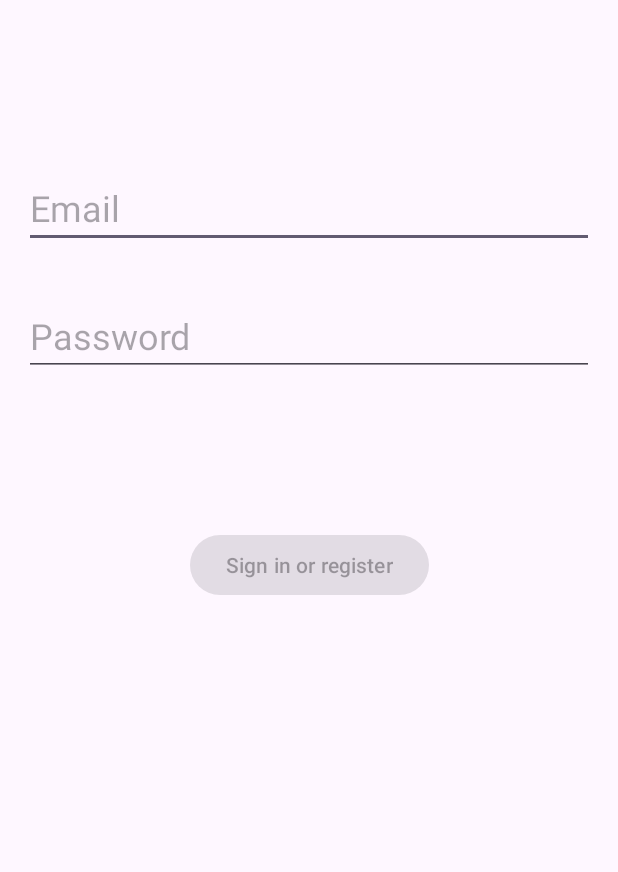
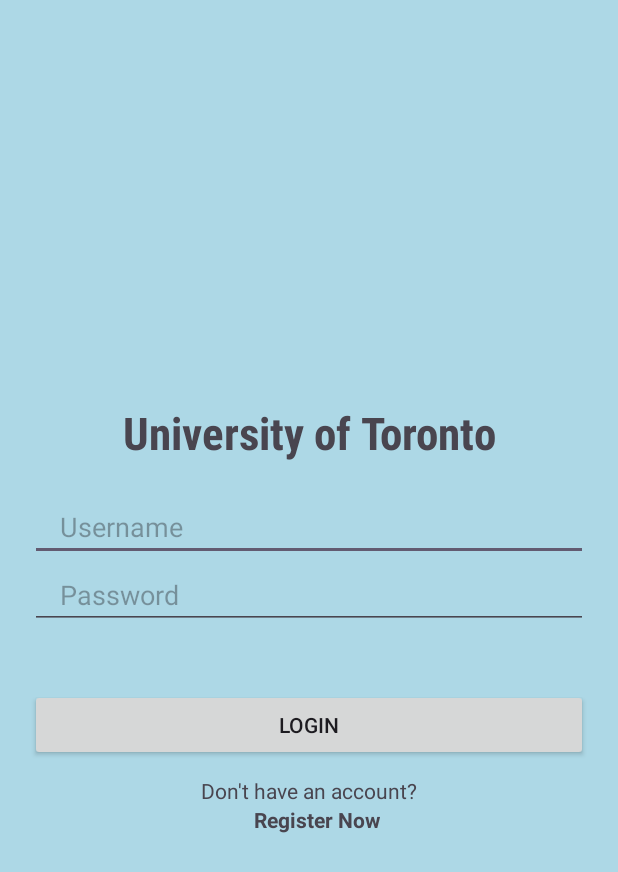
Before and after one commit to davidqu921/B07FinalProject, an Android app: the layout activity_login.xml on its own in the app's theme, with its tools: preview values and no code run, on a phone screen of 412 x 824 dp. Shown: the top 872 px of the screen. Run offline under Robolectric (Android 15) with nearby library versions, the phone set to English and light mode, and no system bars.

Commit message:
Modify Login Page

```diff
--- a/B07ProjectApp/app/src/main/java/com/example/b07projectapp/MainActivity.java
+++ b/B07ProjectApp/app/src/main/java/com/example/b07projectapp/MainActivity.java
@@ -24,6 +24,10 @@
         startActivity(intent);
     }
 
+    public void onClickStudentLogin(View view){
+        Intent intent = new Intent(getApplicationContext(), Login.class);
+        startActivity(intent);
+    }
 //    public void onClickAdminSignUp(View view) {
 //        Intent intent = new Intent(getApplicationContext(), SignUpAdmin.class);
 //        startActivity(intent);
--- a/B07ProjectApp/app/src/main/java/com/example/b07projectapp/SignUpStudent.java
+++ b/B07ProjectApp/app/src/main/java/com/example/b07projectapp/SignUpStudent.java
@@ -45,6 +45,10 @@
                     ref.child("students").child(username).child("username").setValue(username);
                     ref.child("students").child(username).child("name").setValue(name);
                     ref.child("students").child(username).child("password").setValue(password);
+
+                    // show a success message then finish the activity
+                    Toast.makeText(SignUpStudent.this,"User register successfully.",Toast.LENGTH_SHORT).show();
+                    finish();
                 }
                 else {
                     Toast.makeText(getApplicationContext(), "The username already existed. Enter a new one", Toast.LENGTH_LONG).show();
--- a/B07ProjectApp/app/src/main/res/layout-w1240dp/activity_login.xml
+++ /dev/null
@@ -1,71 +0,0 @@
-<?xml version="1.0" encoding="utf-8"?>
-<androidx.constraintlayout.widget.ConstraintLayout xmlns:android="http://schemas.android.com/apk/res/android"
-    xmlns:app="http://schemas.android.com/apk/res-auto"
-    xmlns:tools="http://schemas.android.com/tools"
-    android:id="@+id/container"
-    android:layout_width="match_parent"
-    android:layout_height="match_parent"
-    android:paddingLeft="@dimen/activity_horizontal_margin"
-    android:paddingTop="@dimen/activity_vertical_margin"
-    android:paddingRight="@dimen/activity_horizontal_margin"
-    android:paddingBottom="@dimen/activity_vertical_margin"
-    tools:context=".ui.login.LoginActivity">
-
-    <EditText
-        android:id="@+id/username"
-        android:layout_width="0dp"
-        android:layout_height="wrap_content"
-        android:layout_marginTop="96dp"
-        android:autofillHints="@string/prompt_email"
-        android:hint="@string/prompt_email"
-        android:inputType="textEmailAddress"
-        android:selectAllOnFocus="true"
-        app:layout_constraintEnd_toEndOf="parent"
-        app:layout_constraintStart_toStartOf="parent"
-        app:layout_constraintTop_toTopOf="parent" />
-
-    <EditText
-        android:id="@+id/password"
-        android:layout_width="0dp"
-        android:layout_height="wrap_content"
-        android:layout_marginTop="8dp"
-        android:autofillHints="@string/prompt_password"
-        android:hint="@string/prompt_password"
-        android:imeActionLabel="@string/action_sign_in_short"
-        android:imeOptions="actionDone"
-        android:inputType="textPassword"
-        android:selectAllOnFocus="true"
-        app:layout_constraintEnd_toEndOf="parent"
-        app:layout_constraintStart_toStartOf="parent"
-        app:layout_constraintTop_toBottomOf="@+id/username" />
-
-    <Button
-        android:id="@+id/login"
-        android:layout_width="wrap_content"
-        android:layout_height="wrap_content"
-        android:layout_gravity="start"
-        android:layout_marginTop="16dp"
-        android:layout_marginBottom="64dp"
-        android:enabled="false"
-        android:text="@string/action_sign_in"
-        app:layout_constraintBottom_toBottomOf="parent"
-        app:layout_constraintEnd_toEndOf="parent"
-        app:layout_constraintStart_toStartOf="parent"
-        app:layout_constraintTop_toBottomOf="@+id/password"
-        app:layout_constraintVertical_bias="0.2" />
-
-    <ProgressBar
-        android:id="@+id/loading"
-        android:layout_width="wrap_content"
-        android:layout_height="wrap_content"
-        android:layout_gravity="center"
-        android:layout_marginTop="64dp"
-        android:layout_marginBottom="64dp"
-        android:visibility="gone"
-        app:layout_constraintBottom_toBottomOf="parent"
-        app:layout_constraintEnd_toEndOf="@+id/password"
-        app:layout_constraintStart_toStartOf="@+id/password"
-        app:layout_constraintTop_toTopOf="parent"
-        app:layout_constraintVertical_bias="0.3" />
-
-</androidx.constraintlayout.widget.ConstraintLayout>
--- a/B07ProjectApp/app/src/main/res/layout-w936dp/activity_login.xml
+++ /dev/null
@@ -1,78 +0,0 @@
-<?xml version="1.0" encoding="utf-8"?>
-<androidx.constraintlayout.widget.ConstraintLayout xmlns:android="http://schemas.android.com/apk/res/android"
-    xmlns:app="http://schemas.android.com/apk/res-auto"
-    xmlns:tools="http://schemas.android.com/tools"
-    android:id="@+id/container"
-    android:layout_width="match_parent"
-    android:layout_height="match_parent"
-    android:paddingLeft="@dimen/activity_horizontal_margin"
-    android:paddingTop="@dimen/activity_vertical_margin"
-    android:paddingRight="@dimen/activity_horizontal_margin"
-    android:paddingBottom="@dimen/activity_vertical_margin"
-    tools:context=".ui.login.LoginActivity">
-
-    <androidx.constraintlayout.widget.ConstraintLayout
-        android:layout_width="840dp"
-        android:layout_height="match_parent"
-        app:layout_constraintEnd_toEndOf="parent"
-        app:layout_constraintStart_toStartOf="parent">
-
-        <EditText
-            android:id="@+id/username"
-            android:layout_width="0dp"
-            android:layout_height="wrap_content"
-            android:layout_marginTop="96dp"
-            android:autofillHints="@string/prompt_email"
-            android:hint="@string/prompt_email"
-            android:inputType="textEmailAddress"
-            android:selectAllOnFocus="true"
-            app:layout_constraintEnd_toEndOf="parent"
-            app:layout_constraintStart_toStartOf="parent"
-            app:layout_constraintTop_toTopOf="parent" />
-
-        <EditText
-            android:id="@+id/password"
-            android:layout_width="0dp"
-            android:layout_height="wrap_content"
-            android:layout_marginTop="8dp"
-            android:autofillHints="@string/prompt_password"
-            android:hint="@string/prompt_password"
-            android:imeActionLabel="@string/action_sign_in_short"
-            android:imeOptions="actionDone"
-            android:inputType="textPassword"
-            android:selectAllOnFocus="true"
-            app:layout_constraintEnd_toEndOf="parent"
-            app:layout_constraintStart_toStartOf="parent"
-            app:layout_constraintTop_toBottomOf="@+id/username" />
-
-        <Button
-            android:id="@+id/login"
-            android:layout_width="wrap_content"
-            android:layout_height="wrap_content"
-            android:layout_gravity="start"
-            android:layout_marginTop="16dp"
-            android:layout_marginBottom="64dp"
-            android:enabled="false"
-            android:text="@string/action_sign_in"
-            app:layout_constraintBottom_toBottomOf="parent"
-            app:layout_constraintEnd_toEndOf="parent"
-            app:layout_constraintStart_toStartOf="parent"
-            app:layout_constraintTop_toBottomOf="@+id/password"
-            app:layout_constraintVertical_bias="0.2" />
-
-        <ProgressBar
-            android:id="@+id/loading"
-            android:layout_width="wrap_content"
-            android:layout_height="wrap_content"
-            android:layout_gravity="center"
-            android:layout_marginTop="64dp"
-            android:layout_marginBottom="64dp"
-            android:visibility="gone"
-            app:layout_constraintBottom_toBottomOf="parent"
-            app:layout_constraintEnd_toEndOf="@+id/password"
-            app:layout_constraintStart_toStartOf="@+id/password"
-            app:layout_constraintTop_toTopOf="parent"
-            app:layout_constraintVertical_bias="0.3" />
-
-    </androidx.constraintlayout.widget.ConstraintLayout>
-</androidx.constraintlayout.widget.ConstraintLayout>
--- a/B07ProjectApp/app/src/main/res/layout/activity_login.xml
+++ b/B07ProjectApp/app/src/main/res/layout/activity_login.xml
@@ -1,75 +1,75 @@
 <?xml version="1.0" encoding="utf-8"?>
-<androidx.constraintlayout.widget.ConstraintLayout xmlns:android="http://schemas.android.com/apk/res/android"
+<LinearLayout xmlns:android="http://schemas.android.com/apk/res/android"
     xmlns:app="http://schemas.android.com/apk/res-auto"
     xmlns:tools="http://schemas.android.com/tools"
-    android:id="@+id/container"
     android:layout_width="match_parent"
     android:layout_height="match_parent"
-    android:paddingLeft="@dimen/activity_horizontal_margin"
-    android:paddingTop="@dimen/activity_vertical_margin"
-    android:paddingRight="@dimen/activity_horizontal_margin"
-    android:paddingBottom="@dimen/activity_vertical_margin"
-    tools:context=".ui.login.LoginActivity">
+    android:background="@color/blue"
+    android:gravity="center"
+    android:orientation="vertical"
+    tools:context=".Login">
+
+    <TextView
+        android:layout_width="match_parent"
+        android:layout_height="wrap_content"
+        android:fontFamily="sans-serif-condensed"
+        android:gravity="center"
+        android:text="University of Toronto"
+        android:textSize="30dp"
+        android:textStyle="bold" />
 
     <EditText
         android:id="@+id/username"
-        android:layout_width="0dp"
+        android:layout_width="match_parent"
         android:layout_height="wrap_content"
-        android:layout_marginTop="96dp"
-        android:autofillHints="@string/prompt_email"
-        android:hint="@string/prompt_email"
-        android:inputType="textEmailAddress"
-        android:selectAllOnFocus="true"
-        android:textColor="#E91E63"
-        android:textSize="24sp"
-        app:layout_constraintEnd_toEndOf="parent"
-        app:layout_constraintStart_toStartOf="parent"
-        app:layout_constraintTop_toTopOf="parent" />
+        android:layout_marginStart="20dp"
+        android:layout_marginTop="20dp"
+        android:layout_marginEnd="20dp"
+        android:hint="Username"
+        android:inputType="textPersonName"
+        android:maxLines="1"
+        android:paddingStart="20dp"
+        android:paddingEnd="0dp"></EditText>
+
 
     <EditText
         android:id="@+id/password"
-        android:layout_width="0dp"
+        android:layout_width="match_parent"
         android:layout_height="wrap_content"
-        android:layout_marginTop="32dp"
-        android:autofillHints="@string/prompt_password"
-        android:hint="@string/prompt_password"
-        android:imeActionLabel="@string/action_sign_in_short"
-        android:imeOptions="actionDone"
+        android:layout_marginStart="20dp"
+        android:layout_marginEnd="20dp"
+        android:hint="Password"
         android:inputType="textPassword"
-        android:selectAllOnFocus="true"
-        android:textColor="#E91E63"
-        android:textSize="24sp"
-        app:layout_constraintEnd_toEndOf="parent"
-        app:layout_constraintStart_toStartOf="parent"
-        app:layout_constraintTop_toBottomOf="@+id/username" />
+        android:maxLines="1"
+        android:paddingStart="20dp"
+        android:paddingEnd="0dp"></EditText>
 
-    <Button
-        android:id="@+id/login"
-        android:layout_width="wrap_content"
+    <androidx.appcompat.widget.AppCompatButton
+        android:id="@+id/loginBtn"
+        android:layout_width="match_parent"
         android:layout_height="wrap_content"
-        android:layout_gravity="start"
-        android:layout_marginTop="16dp"
-        android:layout_marginBottom="64dp"
-        android:enabled="false"
-        android:text="@string/action_sign_in"
-        app:layout_constraintBottom_toBottomOf="parent"
-        app:layout_constraintEnd_toEndOf="parent"
-        app:layout_constraintStart_toStartOf="parent"
-        app:layout_constraintTop_toBottomOf="@+id/password"
-        app:layout_constraintVertical_bias="0.2" />
+        android:layout_marginStart="20dp"
+        android:layout_marginTop="40dp"
+        android:layout_marginEnd="20dp"
+        android:text="Login"></androidx.appcompat.widget.AppCompatButton>
 
-    <ProgressBar
-        android:id="@+id/loading"
+    <LinearLayout
         android:layout_width="wrap_content"
         android:layout_height="wrap_content"
         android:layout_gravity="center"
-        android:layout_marginTop="64dp"
-        android:layout_marginBottom="64dp"
-        android:visibility="gone"
-        app:layout_constraintBottom_toBottomOf="parent"
-        app:layout_constraintEnd_toEndOf="@+id/password"
-        app:layout_constraintStart_toStartOf="@+id/password"
-        app:layout_constraintTop_toTopOf="parent"
-        app:layout_constraintVertical_bias="0.3" />
+        android:layout_marginTop="10dp"
+        android:orientation="horizontal"></LinearLayout>
 
-</androidx.constraintlayout.widget.ConstraintLayout>
+    <TextView
+        android:layout_width="wrap_content"
+        android:layout_height="wrap_content"
+        android:text="Don't have an account?" />
+
+    <TextView
+        android:id="@+id/registerBtn"
+        android:layout_width="wrap_content"
+        android:layout_height="wrap_content"
+        android:layout_marginStart="5dp"
+        android:text="Register Now"
+        android:textStyle="bold" />
+</LinearLayout>
--- a/B07ProjectApp/app/src/main/res/layout/activity_main.xml
+++ b/B07ProjectApp/app/src/main/res/layout/activity_main.xml
@@ -22,6 +22,7 @@
         android:layout_width="wrap_content"
         android:layout_height="wrap_content"
         android:layout_marginTop="32dp"
+        android:onClick="onClickStudentLogin"
         android:text="Log In for Student"
         app:layout_constraintEnd_toEndOf="parent"
         app:layout_constraintStart_toStartOf="parent"
--- a/B07ProjectApp/app/src/main/res/values/colors.xml
+++ b/B07ProjectApp/app/src/main/res/values/colors.xml
@@ -2,4 +2,5 @@
 <resources>
     <color name="black">#FF000000</color>
     <color name="white">#FFFFFFFF</color>
+    <color name="blue">#ADD8E6</color>
 </resources>
```
Also changed, not shown: B07ProjectApp/app/src/main/AndroidManifest.xml (+8 -4 lines), B07ProjectApp/app/src/main/java/com/example/b07projectapp/Login.java (added, +88 -0 lines), B07ProjectApp/app/src/main/java/com/example/b07projectapp/ui/login/LoggedInUserView.java (deleted, +0 -17 lines), B07ProjectApp/app/src/main/java/com/example/b07projectapp/ui/login/LoginActivity.java (deleted, +0 -136 lines), B07ProjectApp/app/src/main/java/com/example/b07projectapp/ui/login/LoginFormState.java (deleted, +0 -40 lines), B07ProjectApp/app/src/main/java/com/example/b07projectapp/ui/login/LoginResult.java (deleted, +0 -31 lines), B07ProjectApp/app/src/main/java/com/example/b07projectapp/ui/login/LoginViewModel.java (deleted, +0 -70 lines), B07ProjectApp/app/src/main/java/com/example/b07projectapp/ui/login/LoginViewModelFactory.java (deleted, +0 -26 lines), 320 other files.
